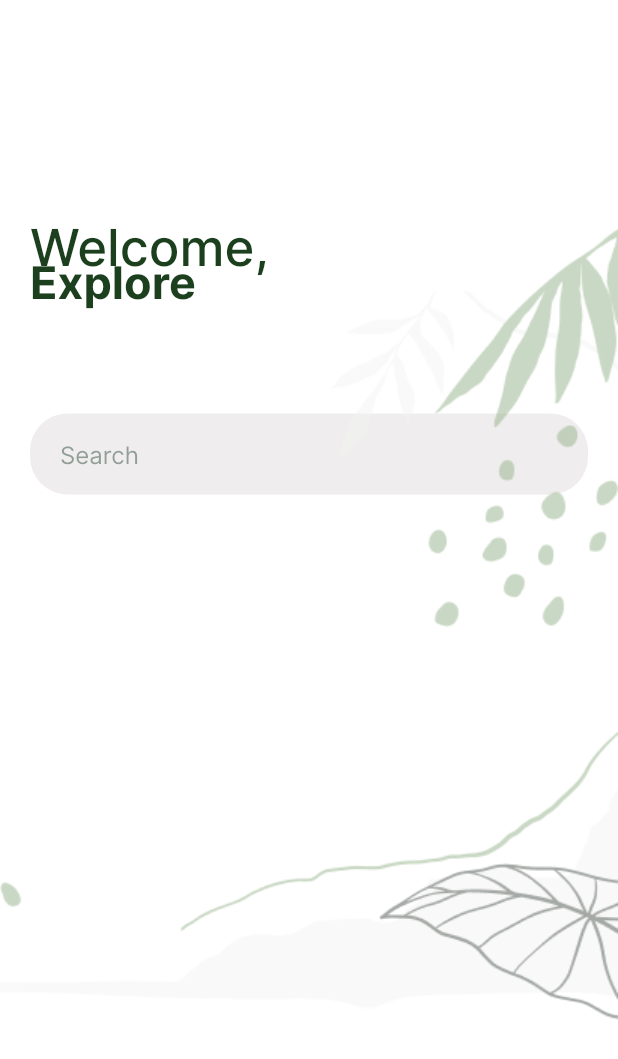
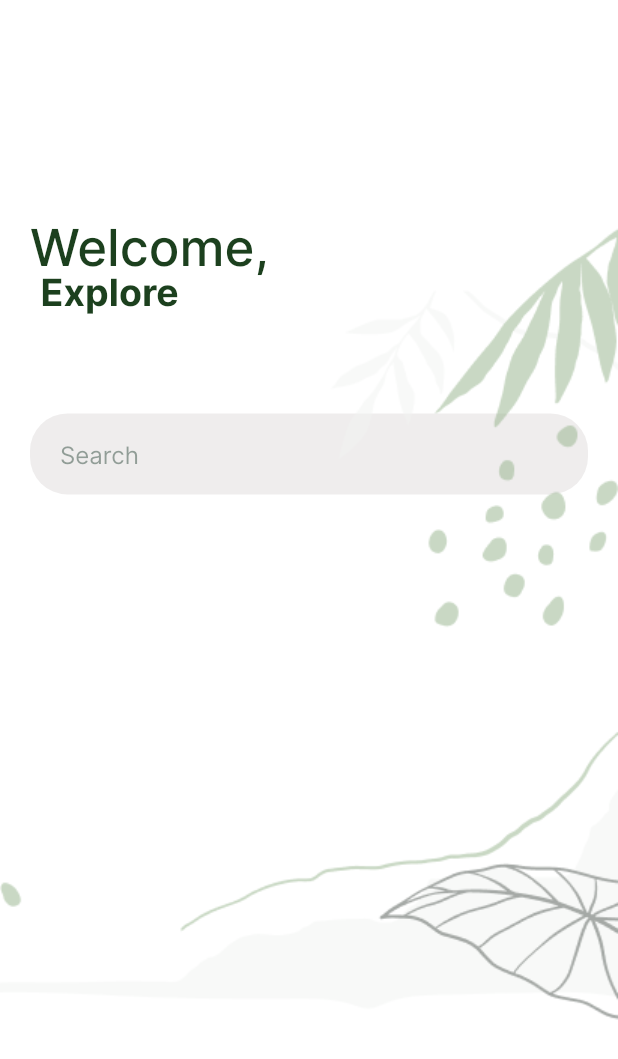
Before and after one commit to YosrGamal/MyPlant-Application, a Flutter app: the Home screen opened directly, on a phone screen of 412 x 824 dp. Shown: the top 1059 px of the screen. Run offline on Flutter 3.47's test engine with Material 2 defaults, Android fonts, the phone set to English and light mode, and no system bars.

Commit message:
changed position and size of text

```diff
--- a/lib/widgets/components/header_with_search_box.dart
+++ b/lib/widgets/components/header_with_search_box.dart
@@ -37,7 +37,8 @@ class HeaderWithSearchBar extends StatelessWidget {
                     ),
                   ),
                   Container(
-                    padding: EdgeInsets.only(left: defaultPadding, top: 170),
+                    padding:
+                        EdgeInsets.only(left: defaultPadding + 7, top: 180),
                     child: Row(
                       children: [
                         Text(
@@ -49,7 +50,7 @@ class HeaderWithSearchBar extends StatelessWidget {
                                   color: Color.fromARGB(255, 28, 64, 30),
                                   fontFamily: 'Inter',
                                   fontWeight: FontWeight.bold,
-                                  fontSize: 30),
+                                  fontSize: 25),
                         ),
                       ],
                     ),
```
